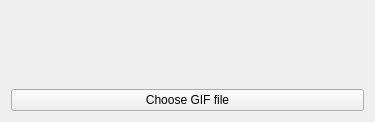
Above: Effects/GifPlayer/GifPlayer.ui from DLdota/OpenRGBEffectsPlugin before the change. Below: the same form after it.
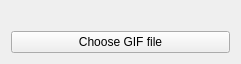
That is the form after the change.

The edit to the form file:
```diff
--- a/Effects/GifPlayer/GifPlayer.ui
+++ b/Effects/GifPlayer/GifPlayer.ui
@@ -6,35 +6,22 @@
    <rect>
     <x>0</x>
     <y>0</y>
-    <width>375</width>
-    <height>122</height>
+    <width>241</width>
+    <height>60</height>
    </rect>
   </property>
   <property name="windowTitle">
    <string>Form</string>
   </property>
   <layout class="QGridLayout" name="gridLayout">
-   <item row="0" column="0">
-    <spacer name="verticalSpacer">
-     <property name="orientation">
-      <enum>Qt::Vertical</enum>
-     </property>
-     <property name="sizeHint" stdset="0">
-      <size>
-       <width>20</width>
-       <height>40</height>
-      </size>
-     </property>
-    </spacer>
-   </item>
-   <item row="2" column="0">
+   <item row="1" column="0">
     <widget class="QPushButton" name="choose_gif_file">
      <property name="text">
       <string>Choose GIF file</string>
      </property>
     </widget>
    </item>
-   <item row="1" column="0">
+   <item row="0" column="0">
     <widget class="QLabel" name="movie">
      <property name="text">
       <string/>
```
